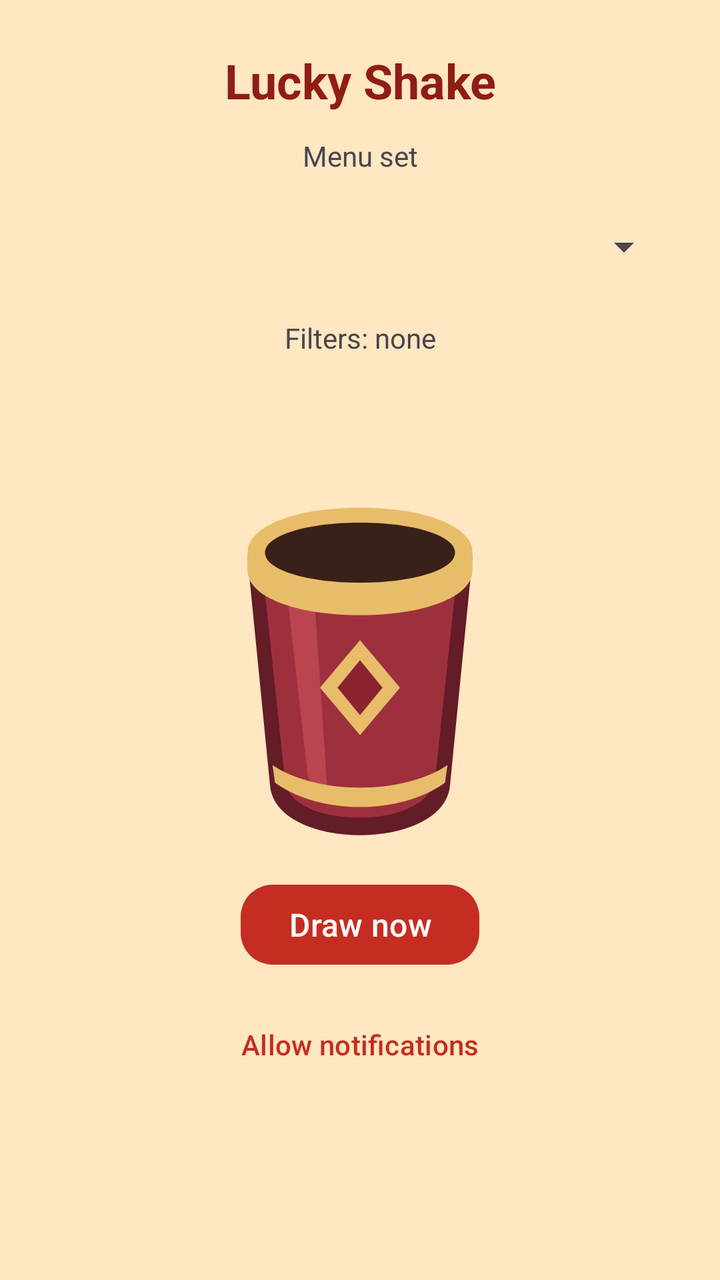
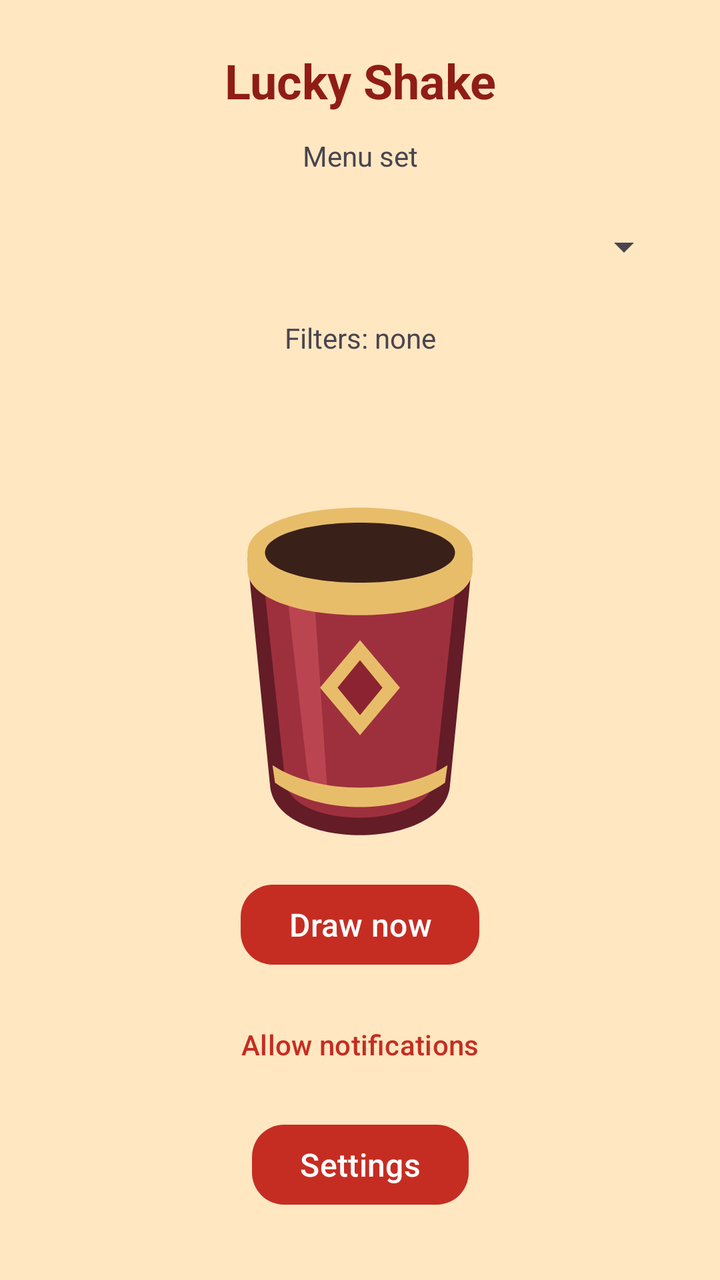

An Android layout rendered at two revisions. The XML below is the earlier revision; the diff shows what the commit changed to produce the second picture.
<!-- AndroidManifest.xml: application theme Theme.LuckyShake -->
<!-- res/layout/activity_main.xml -->
<?xml version="1.0" encoding="utf-8"?>
<ScrollView xmlns:android="http://schemas.android.com/apk/res/android"
    xmlns:app="http://schemas.android.com/apk/res-auto"
    android:id="@+id/main"
    android:layout_width="match_parent"
    android:layout_height="match_parent"
    android:fillViewport="true">

    <androidx.constraintlayout.widget.ConstraintLayout
        android:layout_width="match_parent"
        android:layout_height="wrap_content"
        android:padding="24dp">
        <TextView
            android:id="@+id/home_title_main"
            android:layout_width="0dp"
            android:layout_height="wrap_content"
            android:text="@string/home_title_main"
            android:gravity="center"
            android:textAppearance="@style/TextAppearance.LuckyShake.Heading"
            app:layout_constraintTop_toTopOf="parent"
            app:layout_constraintStart_toStartOf="parent"
            app:layout_constraintEnd_toEndOf="parent" />
        <TextView
            android:id="@+id/home_label_set"
            android:layout_width="0dp"
            android:layout_height="wrap_content"
            android:layout_marginTop="12dp"
            android:text="@string/home_label_set"
            android:gravity="center"
            android:labelFor="@id/home_spinner_set"
            app:layout_constraintTop_toBottomOf="@id/home_title_main"
            app:layout_constraintStart_toStartOf="parent"
            app:layout_constraintEnd_toEndOf="parent" />
        <Spinner
            android:id="@+id/home_spinner_set"
            android:layout_width="0dp"
            android:layout_height="wrap_content"
            android:layout_marginTop="12dp"
            android:minHeight="48dp"
            app:layout_constraintWidth_max="360dp"
            app:layout_constraintTop_toBottomOf="@id/home_label_set"
            app:layout_constraintStart_toStartOf="parent"
            app:layout_constraintEnd_toEndOf="parent" />
        <TextView
            android:id="@+id/home_label_filters"
            android:layout_width="0dp"
            android:layout_height="wrap_content"
            android:layout_marginTop="12dp"
            android:text="@string/home_label_filters"
            android:gravity="center"
            app:layout_constraintTop_toBottomOf="@id/home_spinner_set"
            app:layout_constraintStart_toStartOf="parent"
            app:layout_constraintEnd_toEndOf="parent" />
        <androidx.appcompat.widget.AppCompatImageView
            android:id="@+id/home_image_tube"
            android:layout_width="180dp"
            android:layout_height="180dp"
            android:layout_marginTop="68dp"
            android:contentDescription="@string/home_label_tube"
            android:scaleType="fitCenter"
            app:srcCompat="@drawable/ic_tube"
            app:layout_constraintTop_toBottomOf="@id/home_label_filters"
            app:layout_constraintStart_toStartOf="parent"
            app:layout_constraintEnd_toEndOf="parent" />
        <androidx.appcompat.widget.AppCompatImageView
            android:id="@+id/home_image_stick"
            android:layout_width="20dp"
            android:layout_height="72dp"
            android:layout_marginTop="10dp"
            android:importantForAccessibility="no"
            android:visibility="invisible"
            app:srcCompat="@drawable/ic_stick"
            app:layout_constraintTop_toTopOf="@id/home_image_tube"
            app:layout_constraintStart_toStartOf="@id/home_image_tube"
            app:layout_constraintEnd_toEndOf="@id/home_image_tube" />
        <com.google.android.material.button.MaterialButton
            android:id="@+id/home_btn_draw"
            android:layout_width="wrap_content"
            android:layout_height="wrap_content"
            android:layout_marginTop="12dp"
            style="@style/Widget.LuckyShake.Button.Primary"
            android:text="@string/home_btn_draw"
            app:layout_constraintTop_toBottomOf="@id/home_image_tube"
            app:layout_constraintStart_toStartOf="parent"
            app:layout_constraintEnd_toEndOf="parent" />

        <Button
            android:id="@+id/reminder_permission_button"
            style="@style/Widget.Material3.Button.TextButton"
            android:layout_width="wrap_content"
            android:layout_height="wrap_content"
            android:layout_marginTop="12dp"
            android:text="@string/reminder_btn_allow_notifications"
            app:layout_constraintTop_toBottomOf="@id/home_btn_draw"
            app:layout_constraintStart_toStartOf="parent"
            app:layout_constraintEnd_toEndOf="parent" />
    </androidx.constraintlayout.widget.ConstraintLayout>
</ScrollView>
<!-- resources referenced by this layout -->
<resources>
  <!-- drawable ic_stick (drawable) -->
  <vector xmlns:android="http://schemas.android.com/apk/res/android"
      android:width="24dp"
      android:height="112dp"
      android:viewportWidth="24"
      android:viewportHeight="112">
      <path android:fillColor="#794923" android:pathData="M5,10 Q5,3 12,3 Q19,3 19,10 L17,105 Q17,110 12,110 Q7,110 7,105 Z" />
      <path android:fillColor="#E8BD83" android:pathData="M7,11 Q7,5 12,5 Q17,5 17,11 L15,104 Q15,108 12,108 Q9,108 9,104 Z" />
      <path android:fillColor="#8B2430" android:pathData="M7,11 Q7,5 12,5 Q17,5 17,11 L16.7,25 L7.3,25 Z" />
      <path android:fillColor="#F8DDA9" android:pathData="M9,31 L11,31 L11,100 L10.5,104 Z" />
  </vector>
  <string name="home_btn_draw">Draw now</string>
  <string name="home_label_filters">Filters: none</string>
  <string name="home_label_set">Menu set</string>
  <string name="home_label_tube">Shake the fortune tube</string>
  <string name="home_title_main">Lucky Shake</string>
  <string name="reminder_btn_allow_notifications">Allow notifications</string>
  <style name="TextAppearance.LuckyShake.Heading" parent="TextAppearance.Material3.TitleLarge">
          <item name="android:textColor">@color/app_heading</item>
          <item name="android:textSize">@dimen/text_heading</item>
          <item name="android:textStyle">bold</item>
      </style>
  <style name="Widget.LuckyShake.Button.Primary" parent="Widget.Material3.Button">
          <item name="backgroundTint">@color/lucky_shake_button_background</item>
          <item name="android:textColor">@color/lucky_shake_button_text</item>
          <item name="android:minHeight">@dimen/button_min_height</item>
          <item name="android:textSize">@dimen/text_body</item>
          <item name="cornerRadius">@dimen/corner_md</item>
      </style>
  <style name="Theme.LuckyShake" parent="Base.Theme.LuckyShake" />
  <color name="app_heading">#8F1D16</color>
  <dimen name="text_heading">24sp</dimen>
  <dimen name="button_min_height">48dp</dimen>
  <dimen name="text_body">16sp</dimen>
  <dimen name="corner_md">16dp</dimen>
  <style name="Base.Theme.LuckyShake" parent="Theme.Material3.DayNight.NoActionBar">
          <item name="colorPrimary">@color/app_primary</item>
          <item name="colorOnPrimary">@color/app_on_primary</item>
          <item name="android:textColorLink">@color/app_link</item>
          <item name="colorSecondary">@color/app_accent</item>
          <item name="colorSurface">@color/app_surface</item>
          <item name="colorOnSurface">@color/app_on_surface</item>
          <item name="android:colorBackground">@color/app_background</item>
          <item name="colorOnBackground">@color/app_on_surface</item>
      </style>
  <color name="app_primary">#C52D22</color>
  <color name="app_on_primary">#FFFFFF</color>
  <color name="app_link">#8F1D16</color>
  <color name="app_accent">#E4A342</color>
  <color name="app_surface">#FFF5DF</color>
  <color name="app_on_surface">#35211D</color>
  <color name="app_background">#FFE7C2</color>
  <!-- unchanged entries left out for length: 1 -->
</resources>

<!-- the commit's change to res/layout/activity_main.xml (unified diff, before → after) -->
@@ -94,5 +94,16 @@
             app:layout_constraintTop_toBottomOf="@id/home_btn_draw"
             app:layout_constraintStart_toStartOf="parent"
             app:layout_constraintEnd_toEndOf="parent" />
+
+        <com.google.android.material.button.MaterialButton
+            android:id="@+id/home_btn_settings"
+            style="@style/Widget.LuckyShake.Button.Primary"
+            android:layout_width="wrap_content"
+            android:layout_height="wrap_content"
+            android:layout_marginTop="12dp"
+            android:text="@string/settings_title"
+            app:layout_constraintTop_toBottomOf="@id/reminder_permission_button"
+            app:layout_constraintStart_toStartOf="parent"
+            app:layout_constraintEnd_toEndOf="parent" />
     </androidx.constraintlayout.widget.ConstraintLayout>
 </ScrollView>
<!-- resource entries referenced after the edit -->
@@ -17,6 +17,7 @@
   <string name="home_label_tube">Shake the fortune tube</string>
   <string name="home_title_main">Lucky Shake</string>
   <string name="reminder_btn_allow_notifications">Allow notifications</string>
+  <string name="settings_title">Settings</string>
   <style name="TextAppearance.LuckyShake.Heading" parent="TextAppearance.Material3.TitleLarge">
           <item name="android:textColor">@color/app_heading</item>
           <item name="android:textSize">@dimen/text_heading</item>
